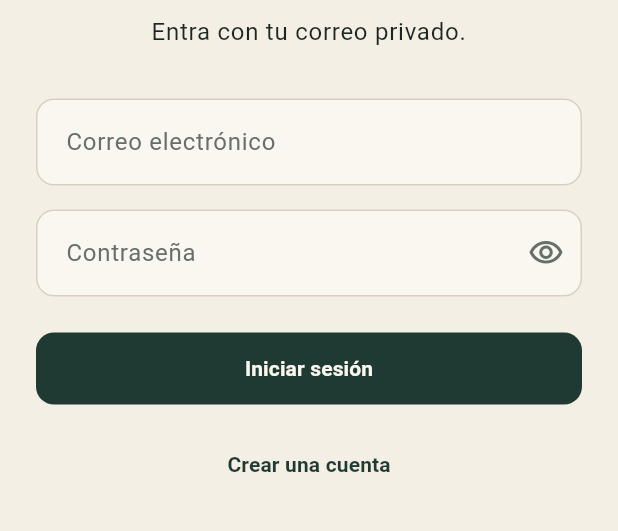
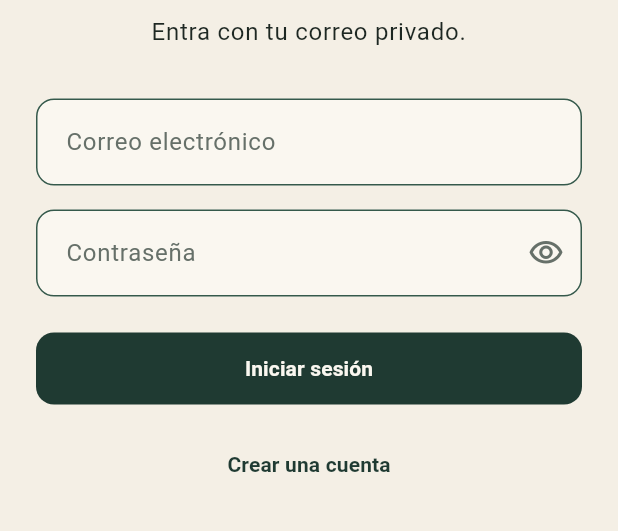
Before and after one commit to ashuriel/Lyrical, a Flutter app: the screen it shows after launch, on a phone screen of 412 x 824 dp, the part 395-926 px from its top. Run offline on Flutter 3.47's test engine with Material 3 defaults, Android fonts, the phone set to English and light mode, and no system bars; our stand-ins replace cached_network_image, flutter_dotenv, flutter_riverpod, go_router, image_picker, supabase_flutter; accounts and stored records are empty.

Commit message:
Use cream surfaces with ink-green borders and default light theme.
Co-authored-by: Cursor <cursoragent@cursor.com>

```diff
--- a/lib/app/app.dart
+++ b/lib/app/app.dart
@@ -17,7 +17,7 @@ class LyricalApp extends ConsumerWidget {
       debugShowCheckedModeBanner: false,
       theme: AppTheme.light,
       darkTheme: AppTheme.dark,
-      themeMode: ThemeMode.system,
+      themeMode: ThemeMode.light,
       locale: const Locale('es'),
       supportedLocales: const [Locale('es'), Locale('en')],
       localizationsDelegates: const [
--- a/lib/app/theme.dart
+++ b/lib/app/theme.dart
@@ -172,6 +172,7 @@ abstract final class AppTheme {
 
     final shape = RoundedRectangleBorder(
       borderRadius: BorderRadius.circular(AppSpacing.radiusMd),
+      side: BorderSide(color: border, width: 1.1),
     );
 
     final buttonShape = RoundedRectangleBorder(
--- a/lib/core/theme/app_colors.dart
+++ b/lib/core/theme/app_colors.dart
@@ -15,8 +15,10 @@ abstract final class AppColors {
   static const Color lightText = Color(0xFF1D2722);
   static const Color lightSecondaryText = Color(0xFF667069);
   static const Color lightSubtleText = Color(0xFF7D857F);
-  static const Color lightBorder = Color(0xFFD8CFC0);
-  static const Color lightDivider = Color(0xFFE1D9CC);
+
+  /// Ink-green edges and lines (not beige).
+  static const Color lightBorder = Color(0xFF35594B);
+  static const Color lightDivider = Color(0xFF6F8578);
   static const Color lightError = Color(0xFF8B3A3A);
   static const Color lightOnPrimary = Color(0xFFFAF7F0);
   static const Color lightSuccess = Color(0xFF35594B);
--- a/lib/core/widgets/compact_poem_card.dart
+++ b/lib/core/widgets/compact_poem_card.dart
@@ -34,10 +34,6 @@ class CompactPoemCard extends StatelessWidget {
         child: Container(
           width: compact ? 240 : double.infinity,
           padding: const EdgeInsets.all(AppSpacing.md),
-          decoration: BoxDecoration(
-            borderRadius: BorderRadius.circular(AppSpacing.radiusMd),
-            border: Border.all(color: scheme.outline),
-          ),
           child: Column(
             crossAxisAlignment: CrossAxisAlignment.start,
             children: [
--- a/lib/core/widgets/featured_poem_card.dart
+++ b/lib/core/widgets/featured_poem_card.dart
@@ -28,11 +28,6 @@ class FeaturedPoemCard extends StatelessWidget {
         child: Container(
           width: double.infinity,
           padding: const EdgeInsets.all(AppSpacing.lg),
-          decoration: BoxDecoration(
-            borderRadius: BorderRadius.circular(AppSpacing.radiusMd),
-            border: Border.all(color: scheme.outline),
-            color: scheme.surfaceContainerLow.withValues(alpha: 0.55),
-          ),
           child: Column(
             crossAxisAlignment: CrossAxisAlignment.start,
             children: [
--- a/lib/core/widgets/profile_menu_tile.dart
+++ b/lib/core/widgets/profile_menu_tile.dart
@@ -36,7 +36,7 @@ class ProfileMenuTile extends StatelessWidget {
           ),
           decoration: BoxDecoration(
             borderRadius: BorderRadius.circular(AppSpacing.radiusMd),
-            border: Border.all(color: scheme.outline.withValues(alpha: 0.85)),
+            border: Border.all(color: scheme.outline, width: 1.1),
           ),
           child: Row(
             children: [
```
